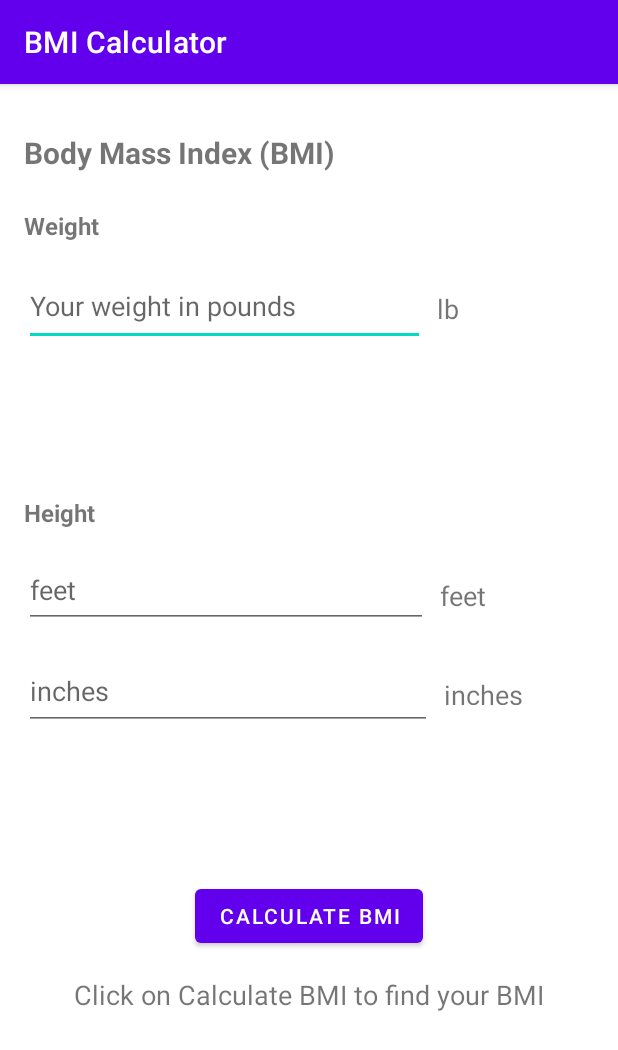
After one commit to tanvimagdum/Android-Development, an Android app: the InClass01Activity screen opened directly, with no data from a screen before it, on a phone screen of 412 x 824 dp. The commit adds this screen. Shown: the top 1050 px of the screen. Run offline under Robolectric (Android 15) with nearby library versions, the phone set to English and light mode, and no system bars.

Commit message:
Committing InClass01

```diff
--- a/app/src/main/AndroidManifest.xml
+++ b/app/src/main/AndroidManifest.xml
@@ -1,6 +1,9 @@
 <?xml version="1.0" encoding="utf-8"?>
 <manifest xmlns:android="http://schemas.android.com/apk/res/android"
     xmlns:tools="http://schemas.android.com/tools">
+
+    <!-- Tanvi Prashant Magdum-->
+    <!-- Assignment 01-->
 
     <application
         android:allowBackup="true"
@@ -11,6 +14,9 @@
         android:supportsRtl="true"
         android:theme="@style/Theme.CS5520_InClass_tanvi8146"
         tools:targetApi="31">
+        <activity
+            android:name=".InClass01Activity"
+            android:exported="false" />
         <activity
             android:name=".PracticeActivity"
             android:exported="false" />
--- /dev/null
+++ b/app/src/main/res/layout/activity_inclass01.xml
@@ -0,0 +1,161 @@
+<?xml version="1.0" encoding="utf-8"?>
+<androidx.constraintlayout.widget.ConstraintLayout xmlns:android="http://schemas.android.com/apk/res/android"
+    xmlns:app="http://schemas.android.com/apk/res-auto"
+    xmlns:tools="http://schemas.android.com/tools"
+    android:layout_width="match_parent"
+    android:layout_height="match_parent">
+
+    <!-- Tanvi Prashant Magdum -->
+    <!-- Assignment 01-->
+
+    <TextView
+        android:id="@+id/txtBMI"
+        android:layout_width="wrap_content"
+        android:layout_height="wrap_content"
+        android:layout_marginStart="16dp"
+        android:layout_marginTop="32dp"
+        android:text="@string/Body_Mass_Index"
+        android:textSize="20sp"
+        android:textStyle="normal|bold"
+        app:layout_constraintStart_toStartOf="parent"
+        app:layout_constraintTop_toTopOf="parent" />
+
+    <TextView
+        android:id="@+id/lblWeight"
+        android:layout_width="wrap_content"
+        android:layout_height="wrap_content"
+        android:layout_marginStart="16dp"
+        android:layout_marginTop="24dp"
+        android:text="@string/lblWeight"
+        android:textSize="16sp"
+        android:textStyle="bold"
+        app:layout_constraintStart_toStartOf="parent"
+        app:layout_constraintTop_toBottomOf="@+id/txtBMI" />
+
+    <EditText
+        android:id="@+id/txtWeight"
+        android:layout_width="267dp"
+        android:layout_height="53dp"
+        android:layout_marginStart="16dp"
+        android:layout_marginTop="16dp"
+        android:ems="10"
+        android:hint="@string/hintWeight"
+        android:inputType="number"
+        android:textColorHighlight="@color/purple_200"
+        android:textColorLink="#0363F4"
+        app:layout_constraintStart_toStartOf="parent"
+        app:layout_constraintTop_toBottomOf="@+id/lblWeight" />
+
+    <TextView
+        android:id="@+id/lblPound"
+        android:layout_width="wrap_content"
+        android:layout_height="wrap_content"
+        android:layout_marginStart="8dp"
+        android:layout_marginTop="32dp"
+        android:text="@string/lblPound"
+        android:textSize="18sp"
+        app:layout_constraintStart_toEndOf="@+id/txtWeight"
+        app:layout_constraintTop_toBottomOf="@+id/lblWeight" />
+
+    <TextView
+        android:id="@+id/lblHeight"
+        android:layout_width="wrap_content"
+        android:layout_height="wrap_content"
+        android:layout_marginStart="16dp"
+        android:layout_marginTop="100dp"
+        android:text="@string/lblHeight"
+        android:textSize="16sp"
+        android:textStyle="bold"
+        app:layout_constraintStart_toStartOf="parent"
+        app:layout_constraintTop_toBottomOf="@+id/txtWeight" />
+
+    <EditText
+        android:id="@+id/txtHeightFt"
+        android:layout_width="269dp"
+        android:layout_height="50dp"
+        android:layout_marginStart="16dp"
+        android:layout_marginTop="16dp"
+        android:ems="10"
+        android:hint="@string/hintHeightFt"
+        android:inputType="number"
+        app:layout_constraintStart_toStartOf="parent"
+        app:layout_constraintTop_toBottomOf="@+id/lblHeight" />
+
+    <TextView
+        android:id="@+id/lblFeet"
+        android:layout_width="wrap_content"
+        android:layout_height="wrap_content"
+        android:layout_marginStart="8dp"
+        android:layout_marginTop="32dp"
+        android:text="@string/lblFeet"
+        android:textSize="18sp"
+        app:layout_constraintStart_toEndOf="@+id/txtHeightFt"
+        app:layout_constraintTop_toBottomOf="@+id/lblHeight" />
+
+    <EditText
+        android:id="@+id/txtHeightIn"
+        android:layout_width="272dp"
+        android:layout_height="52dp"
+        android:layout_marginStart="16dp"
+        android:layout_marginTop="16dp"
+        android:ems="10"
+        android:hint="@string/hintHeightIn"
+        android:inputType="number"
+        app:layout_constraintStart_toStartOf="parent"
+        app:layout_constraintTop_toBottomOf="@+id/txtHeightFt" />
+
+    <TextView
+        android:id="@+id/lblInches"
+        android:layout_width="58dp"
+        android:layout_height="19dp"
+        android:layout_marginStart="8dp"
+        android:layout_marginTop="32dp"
+        android:text="@string/lblInches"
+        android:textSize="18sp"
+        app:layout_constraintStart_toEndOf="@+id/txtHeightIn"
+        app:layout_constraintTop_toBottomOf="@+id/txtHeightFt" />
+
+    <Button
+        android:id="@+id/btnBMI"
+        android:layout_width="wrap_content"
+        android:layout_height="wrap_content"
+        android:layout_marginTop="100dp"
+        android:text="@string/btnBMI"
+        app:layout_constraintEnd_toEndOf="parent"
+        app:layout_constraintStart_toStartOf="parent"
+        app:layout_constraintTop_toBottomOf="@+id/txtHeightIn" />
+
+    <TextView
+        android:id="@+id/msgBMI"
+        android:layout_width="wrap_content"
+        android:layout_height="wrap_content"
+        android:layout_marginTop="16dp"
+        android:text="@string/msgBMI"
+        android:textSize="18sp"
+        app:layout_constraintEnd_toEndOf="parent"
+        app:layout_constraintStart_toStartOf="parent"
+        app:layout_constraintTop_toBottomOf="@+id/btnBMI" />
+
+    <TextView
+        android:id="@+id/txtMessage"
+        android:layout_width="wrap_content"
+        android:layout_height="wrap_content"
+        android:layout_marginStart="80dp"
+        android:layout_marginTop="16dp"
+        android:textSize="18sp"
+        android:textStyle="bold"
+        app:layout_constraintStart_toStartOf="parent"
+        app:layout_constraintTop_toBottomOf="@+id/msgBMI" />
+
+    <TextView
+        android:id="@+id/txtStatus"
+        android:layout_width="wrap_content"
+        android:layout_height="wrap_content"
+        android:layout_marginStart="80dp"
+        android:layout_marginTop="16dp"
+        android:textSize="18sp"
+        android:textStyle="bold"
+        app:layout_constraintStart_toStartOf="parent"
+        app:layout_constraintTop_toBottomOf="@+id/txtMessage" />
+
+</androidx.constraintlayout.widget.ConstraintLayout>
--- a/app/src/main/res/layout/activity_practice.xml
+++ b/app/src/main/res/layout/activity_practice.xml
@@ -5,6 +5,9 @@
     android:layout_width="match_parent"
     android:layout_height="match_parent"
     tools:context=".PracticeActivity">
+
+    <!-- Tanvi Prashant Magdum -->
+    <!-- Assignment 01-->
 
     <Button
         android:id="@+id/button_log"
--- a/app/src/main/res/values-night/themes.xml
+++ b/app/src/main/res/values-night/themes.xml
@@ -1,3 +1,6 @@
+<!-- Tanvi Prashant Magdum -->
+<!-- Assignment 01-->
+
 <resources xmlns:tools="http://schemas.android.com/tools">
     <!-- Base application theme. -->
     <style name="Theme.CS5520_InClass_tanvi8146" parent="Theme.MaterialComponents.DayNight.DarkActionBar">
--- a/app/src/main/res/values/colors.xml
+++ b/app/src/main/res/values/colors.xml
@@ -1,4 +1,8 @@
 <?xml version="1.0" encoding="utf-8"?>
+
+<!-- Tanvi Prashant Magdum -->
+<!-- Assignment 01-->
+
 <resources>
     <color name="purple_200">#FFBB86FC</color>
     <color name="purple_500">#FF6200EE</color>
--- a/app/src/main/res/values/refs.xml
+++ b/app/src/main/res/values/refs.xml
@@ -1,2 +1,6 @@
 <?xml version="1.0" encoding="utf-8"?>
+
+<!-- Tanvi Prashant Magdum -->
+<!-- Assignment 01-->
+
 <resources></resources>
--- a/app/src/main/res/values/strings.xml
+++ b/app/src/main/res/values/strings.xml
@@ -1,3 +1,19 @@
+<!-- Tanvi Prashant Magdum -->
+<!-- Assignment 01-->
+
 <resources>
     <string name="app_name">CS5520_InClass_tanvi8146</string>
+    <string name="Practice">Practice</string>
+    <string name="InClass_01">InClass 01</string>
+    <string name="Body_Mass_Index">Body Mass Index (BMI)</string>
+    <string name="lblWeight">Weight</string>
+    <string name="hintWeight">Your weight in pounds</string>
+    <string name="lblPound">lb</string>
+    <string name="lblHeight">Height</string>
+    <string name="hintHeightFt">feet</string>
+    <string name="lblFeet">feet</string>
+    <string name="hintHeightIn">inches</string>
+    <string name="lblInches">inches</string>
+    <string name="btnBMI">Calculate BMI</string>
+    <string name="msgBMI">Click on Calculate BMI to find your BMI</string>
 </resources>
--- a/app/src/main/res/values/themes.xml
+++ b/app/src/main/res/values/themes.xml
@@ -1,3 +1,6 @@
+<!-- Tanvi Prashant Magdum -->
+<!-- Assignment 01-->
+
 <resources xmlns:tools="http://schemas.android.com/tools">
     <!-- Base application theme. -->
     <style name="Theme.CS5520_InClass_tanvi8146" parent="Theme.MaterialComponents.DayNight.DarkActionBar">
```
Also changed, not shown: app/src/main/java/com/example/cs5520_inclass_tanvi8146/InClass01Activity.java (added, +107 -0 lines), app/src/main/java/com/example/cs5520_inclass_tanvi8146/MainActivity.java (+16 -2 lines), app/src/main/java/com/example/cs5520_inclass_tanvi8146/PracticeActivity.java (+7 -5 lines), app/src/main/res/layout/activity_main.xml (+15 -2 lines).
